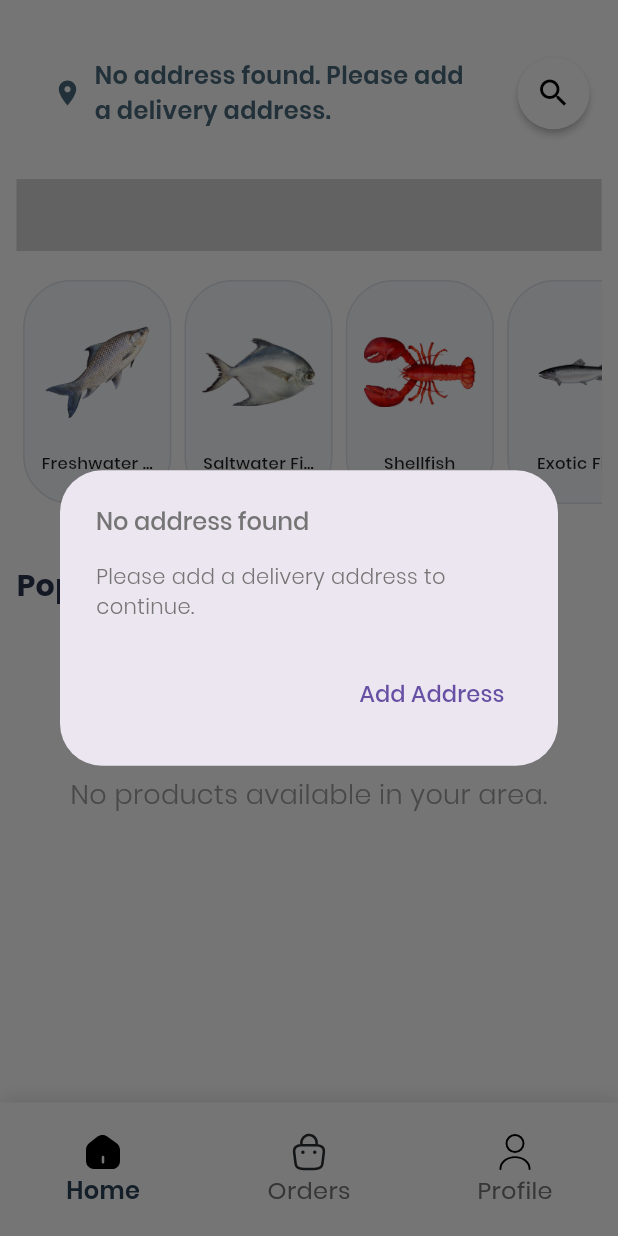
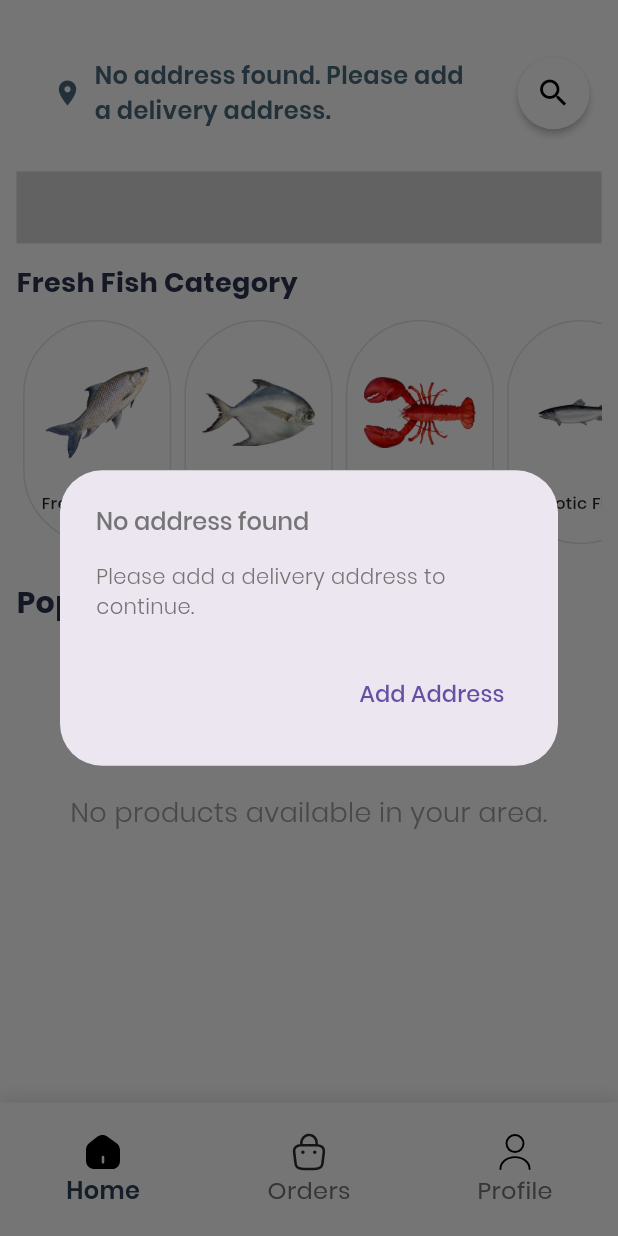
Before and after one commit to Afnanafsal/nexoEShopee, a Flutter app: the HomeScreen screen opened directly, on a phone screen of 412 x 824 dp. Run offline on Flutter 3.47's test engine with Material 3 defaults, Android fonts, the light colour scheme and no system bars; our stand-ins replace cloud_firestore, firebase_auth, firebase_core, flutter_rating_bar, flutter_riverpod, flutter_svg and 9 more; missing offline and left inert: enum_to_string, flutter_facebook_auth, razorpay_flutter; accounts and stored records are empty; project files that could hold a hidden picture were left out.

```diff
--- a/lib/screens/home/components/body.dart
+++ b/lib/screens/home/components/body.dart
@@ -201,12 +201,23 @@ class Body extends ConsumerWidget {
                           }
                         },
                       ),
-                      SizedBox(height: getProportionateScreenHeight(10)),
-                      SvgPicture.asset(
-                    'assets/images/banner1.svg',
-
-                  ),
-                      SizedBox(height: getProportionateScreenHeight(15)),
+                      SizedBox(height: getProportionateScreenHeight(5)),
+                      SvgPicture.asset('assets/images/banner1.svg'),
+                      SizedBox(height: getProportionateScreenHeight(5)),
+                      Align(
+                        alignment: Alignment.centerLeft,
+                        child: Padding(
+                          padding: const EdgeInsets.symmetric(vertical: 8.0),
+                          child: Text(
+                            'Fresh Fish Category',
+                            style: TextStyle(
+                              fontWeight: FontWeight.bold,
+                              fontSize: 18,
+                              color: Color(0xFF2B344F),
+                            ),
+                          ),
+                        ),
+                      ),
                       SizedBox(
                         height: SizeConfig.screenHeight * 0.191,
                         child: Padding(
@@ -239,7 +250,7 @@ class Body extends ConsumerWidget {
                           ),
                         ),
                       ),
-                      SizedBox(height: getProportionateScreenHeight(20)),
+                      SizedBox(height: getProportionateScreenHeight(5)),
                       // Popular Items Section
                       Align(
                         alignment: Alignment.centerLeft,
@@ -424,6 +435,8 @@ class Body extends ConsumerWidget {
                                   if (selectedAddressId != null) {
                                     final address = HiveService.instance
                                         .getCachedAddresses()
+                                        .cast<Map<dynamic, dynamic>>()
+                                        .map((a) => a.cast<String, dynamic>())
                                         .firstWhere(
                                           (a) => a['id'] == selectedAddressId,
                                           orElse: () => <String, dynamic>{},
@@ -645,7 +658,7 @@ class Body extends ConsumerWidget {
                                                               fontWeight:
                                                                   FontWeight
                                                                       .w700,
-                                                              fontSize: 16,
+                                                              fontSize: 15,
                                                               color:
                                                                   Colors.black,
                                                             ),
@@ -654,12 +667,12 @@ class Body extends ConsumerWidget {
                                                             Padding(
                                                               padding:
                                                                   const EdgeInsets.only(
-                                                                    left: 8.0,
+                                                                    left: 6.0,
                                                                   ),
                                                               child: Text(
                                                                 '₹${originalPrice.toStringAsFixed(2)}',
                                                                 style: TextStyle(
-                                                                  fontSize: 14,
+                                                                  fontSize: 12,
                                                                   color: Colors
                                                                       .black38,
                                                                   decoration:
--- a/lib/screens/home/components/product_type_box.dart
+++ b/lib/screens/home/components/product_type_box.dart
@@ -29,8 +29,8 @@ class ProductTypeBox extends StatelessWidget {
           horizontal: getProportionateScreenWidth(10),
         ),
         decoration: BoxDecoration(
-          color: const Color(0xFFF7F8FA),
-          borderRadius: BorderRadius.circular(32),
+          color: Colors.white,
+          borderRadius: BorderRadius.circular(64),
           border: Border.all(color: const Color(0xFFE0E3EA), width: 1),
         ),
         child: Column(
--- a/lib/screens/product_details/components/product_description.dart
+++ b/lib/screens/product_details/components/product_description.dart
@@ -342,7 +342,7 @@ class _ProductDescriptionState extends ConsumerState<ProductDescription> {
                   style: ElevatedButton.styleFrom(
                     backgroundColor: isOutOfStock || !isAreaAvailable
                         ? Colors.grey
-                        : Color(0xFF42526E),
+                        : Colors.black,
                     shape: RoundedRectangleBorder(
                       borderRadius: BorderRadius.circular(12),
                     ),
```
Also changed, not shown: 1 other file.
